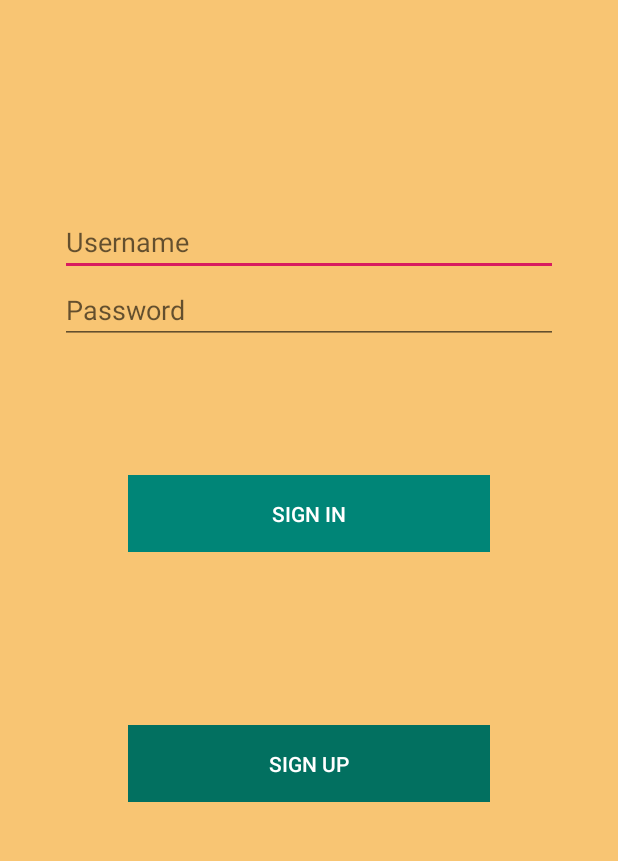
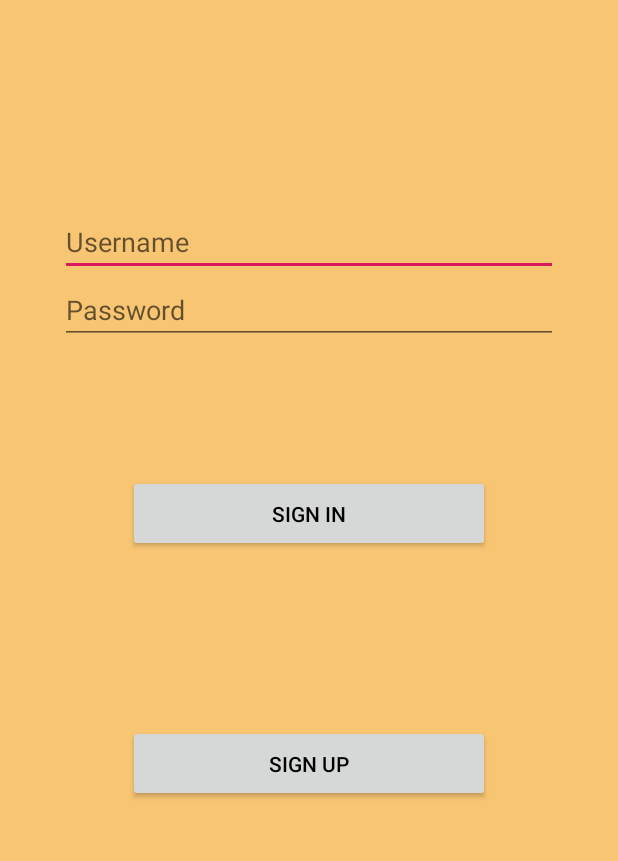
Before and after one commit to YunJing4411/project, an Android app: the layout activity_login.xml on its own in the app's theme, with its tools: preview values and no code run, on a phone screen of 412 x 824 dp, the part 344-1205 px from its top. Run offline under Robolectric (Android 15) with nearby library versions, the light colour scheme and no system bars.

Commit message:
連起來

```diff
--- a/app/src/main/java/com/example/project/Signup.java
+++ b/app/src/main/java/com/example/project/Signup.java
@@ -28,7 +28,7 @@ public class Signup extends AppCompatActivity {
     @Override
     protected void onCreate(Bundle savedInstanceState) {
         super.onCreate(savedInstanceState);
-        setContentView(R.layout.activity_main);
+        setContentView(R.layout.activity_signup);
 
         name = (EditText)findViewById(R.id.Name);
         mail = (EditText)findViewById(R.id.Email);
--- a/app/src/main/res/layout/activity_login.xml
+++ b/app/src/main/res/layout/activity_login.xml
@@ -56,10 +56,8 @@
         android:layout_marginTop="16dp"
         android:layout_marginEnd="48dp"
         android:layout_marginBottom="64dp"
-        android:background="@drawable/inripple"
-        android:enabled="false"
         android:text="@string/action_sign_in"
-        android:textColor="@android:color/white"
+        android:textColor="@android:color/black"
         app:layout_constraintBottom_toBottomOf="parent"
         app:layout_constraintEnd_toEndOf="parent"
         app:layout_constraintStart_toStartOf="parent"
@@ -75,31 +73,15 @@
         android:layout_marginTop="16dp"
         android:layout_marginEnd="48dp"
         android:layout_marginBottom="44dp"
-        android:background="@drawable/upripple"
-        android:enabled="false"
         android:text="@string/action_sign_up"
-        android:textColor="@android:color/white"
+        android:textColor="@android:color/black"
         app:layout_constraintBottom_toBottomOf="parent"
         app:layout_constraintEnd_toEndOf="parent"
         app:layout_constraintStart_toStartOf="parent"
         app:layout_constraintTop_toBottomOf="@+id/password"
         app:layout_constraintVertical_bias="1.0" />
 
-    <ProgressBar
-        android:id="@+id/loading"
-        android:layout_width="wrap_content"
-        android:layout_height="wrap_content"
-        android:layout_gravity="center"
-        android:layout_marginStart="32dp"
-        android:layout_marginTop="64dp"
-        android:layout_marginEnd="32dp"
-        android:layout_marginBottom="64dp"
-        android:visibility="gone"
-        app:layout_constraintBottom_toBottomOf="parent"
-        app:layout_constraintEnd_toEndOf="@+id/password"
-        app:layout_constraintStart_toStartOf="@+id/password"
-        app:layout_constraintTop_toTopOf="parent"
-        app:layout_constraintVertical_bias="0.3" />
+
 
     <ImageView
         android:id="@+id/imageView"
--- a/app/src/main/res/values/styles.xml
+++ b/app/src/main/res/values/styles.xml
@@ -1,7 +1,7 @@
 <resources>
 
     <!-- Base application theme. -->
-    <style name="AppTheme" parent="Theme.AppCompat.Light.DarkActionBar">
+    <style name="AppTheme" parent="Theme.AppCompat.Light.NoActionBar">
         <!-- Customize your theme here. -->
         <item name="colorPrimary">@color/colorPrimary</item>
         <item name="colorPrimaryDark">@color/colorPrimaryDark</item>
```
Also changed, not shown: app/src/main/java/com/example/project/Login.java (+12 -2 lines), app/src/main/java/com/example/project/MainActivity.java (+18 -1 lines).
